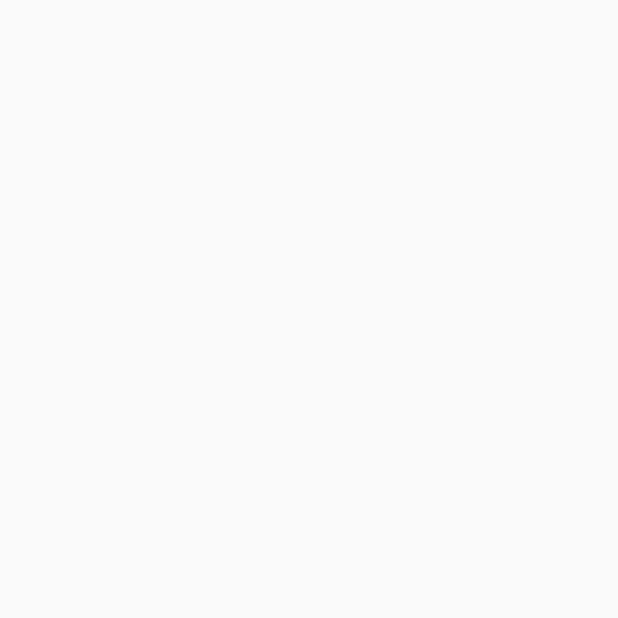
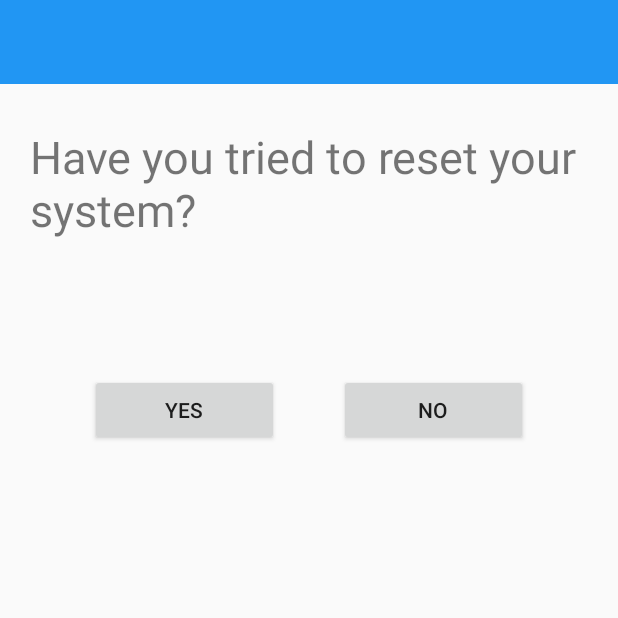
Before and after one commit to JacquelynDeHart/HelpMeIT, an Android app: the Console_Question4 screen opened directly, with no data from a screen before it, on a phone screen of 412 x 824 dp, the top half of it. Before the commit the part shown is empty. Run offline under Robolectric (Android 15) with nearby library versions, the phone set to English and light mode, and no system bars.

Commit message:
update
console_q4.xml questions added

```diff
--- a/Help-MeIT/app/src/main/res/layout/activity_console__question4.xml
+++ b/Help-MeIT/app/src/main/res/layout/activity_console__question4.xml
@@ -6,4 +6,120 @@
     android:layout_height="match_parent"
     tools:context=".Console_Question4">
 
+    <androidx.appcompat.widget.Toolbar
+        android:id="@+id/toolbar"
+        android:layout_width="0dp"
+        android:layout_height="wrap_content"
+        android:background="#2196F3"
+        android:minHeight="?attr/actionBarSize"
+        android:theme="?attr/actionBarTheme"
+        app:layout_constraintEnd_toEndOf="parent"
+        app:layout_constraintStart_toStartOf="parent"
+        app:layout_constraintTop_toTopOf="parent" />
+
+    <androidx.constraintlayout.widget.ConstraintLayout
+        android:layout_width="0dp"
+        android:layout_height="0dp"
+        android:layout_marginStart="20dp"
+        android:layout_marginTop="20dp"
+        android:layout_marginEnd="20dp"
+        android:layout_marginBottom="20dp"
+        app:layout_constraintBottom_toBottomOf="parent"
+        app:layout_constraintEnd_toEndOf="parent"
+        app:layout_constraintHorizontal_bias="0.0"
+        app:layout_constraintStart_toStartOf="parent"
+        app:layout_constraintTop_toBottomOf="@+id/toolbar"
+        app:layout_constraintVertical_bias="1.0">
+
+        <TextView
+            android:id="@+id/txt_consoleQ4"
+            android:layout_width="wrap_content"
+            android:layout_height="wrap_content"
+            android:layout_marginTop="8dp"
+            android:text="@string/txt_consoleQ4"
+            android:textSize="30sp"
+            app:layout_constraintEnd_toEndOf="parent"
+            app:layout_constraintStart_toStartOf="parent"
+            app:layout_constraintTop_toTopOf="parent" />
+
+        <Button
+            android:id="@+id/btn_consoleQ4_1"
+            android:layout_width="0dp"
+            android:layout_height="wrap_content"
+            android:layout_marginStart="40dp"
+            android:layout_marginTop="60dp"
+            android:layout_marginBottom="478dp"
+            android:text="@string/btn_yes"
+            app:layout_constraintBottom_toBottomOf="parent"
+            app:layout_constraintEnd_toStartOf="@+id/btn_consoleQ4_2"
+            app:layout_constraintStart_toStartOf="parent"
+            app:layout_constraintTop_toBottomOf="@+id/txt_consoleQ4" />
+
+        <Button
+            android:id="@+id/btn_consoleQ4_2"
+            android:layout_width="0dp"
+            android:layout_height="wrap_content"
+            android:layout_marginStart="40dp"
+            android:layout_marginTop="60dp"
+            android:layout_marginEnd="40dp"
+            android:layout_marginBottom="478dp"
+            android:text="@string/btn_no"
+            app:layout_constraintBottom_toBottomOf="parent"
+            app:layout_constraintEnd_toEndOf="parent"
+            app:layout_constraintStart_toEndOf="@+id/btn_consoleQ4_1"
+            app:layout_constraintTop_toBottomOf="@+id/txt_consoleQ4" />
+
+        <TextView
+            android:id="@+id/txt_consoleQ4A1"
+            android:layout_width="340dp"
+            android:layout_height="207dp"
+            android:layout_marginStart="20dp"
+            android:layout_marginTop="120dp"
+            android:layout_marginEnd="20dp"
+            android:text="@string/txt_consoleQ3A1"
+            android:textAlignment="center"
+            android:textSize="30sp"
+            android:visibility="invisible"
+            app:layout_constraintBottom_toTopOf="@+id/btn_next"
+            app:layout_constraintEnd_toEndOf="parent"
+            app:layout_constraintHorizontal_bias="1.0"
+            app:layout_constraintStart_toStartOf="parent"
+            app:layout_constraintTop_toBottomOf="@+id/btn_consoleQ4_1"
+            app:layout_constraintVertical_bias="0.0" />
+
+        <TextView
+            android:id="@+id/txt_consoleQ4A2"
+            android:layout_width="325dp"
+            android:layout_height="47dp"
+            android:layout_marginStart="20dp"
+            android:layout_marginTop="120dp"
+            android:layout_marginEnd="20dp"
+            android:text="@string/txt_consoleQ4A2"
+            android:textAlignment="center"
+            android:textSize="30sp"
+            android:visibility="invisible"
+            app:layout_constraintBottom_toTopOf="@+id/btn_next"
+            app:layout_constraintEnd_toEndOf="parent"
+            app:layout_constraintHorizontal_bias="0.0"
+            app:layout_constraintStart_toStartOf="parent"
+            app:layout_constraintTop_toBottomOf="@+id/btn_consoleQ4_1"
+            app:layout_constraintVertical_bias="0.0" />
+
+        <Button
+            android:id="@+id/btn_next"
+            android:layout_width="0dp"
+            android:layout_height="wrap_content"
+            android:layout_marginStart="16dp"
+            android:layout_marginTop="225dp"
+            android:layout_marginEnd="16dp"
+            android:layout_marginBottom="20dp"
+            android:text="@string/btn_next"
+            android:visibility="invisible"
+            app:layout_constraintBottom_toBottomOf="parent"
+            app:layout_constraintEnd_toEndOf="parent"
+            app:layout_constraintHorizontal_bias="0.0"
+            app:layout_constraintStart_toStartOf="parent"
+            app:layout_constraintTop_toBottomOf="@id/txt_consoleQ4A2" />
+
+    </androidx.constraintlayout.widget.ConstraintLayout>
 </androidx.constraintlayout.widget.ConstraintLayout>
```
Also changed, not shown: 2 other files.
